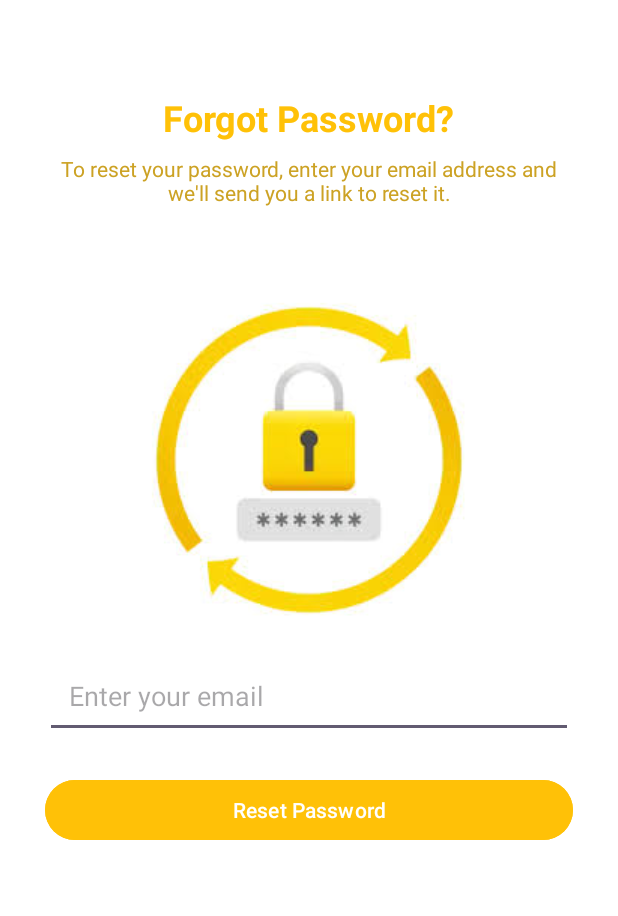
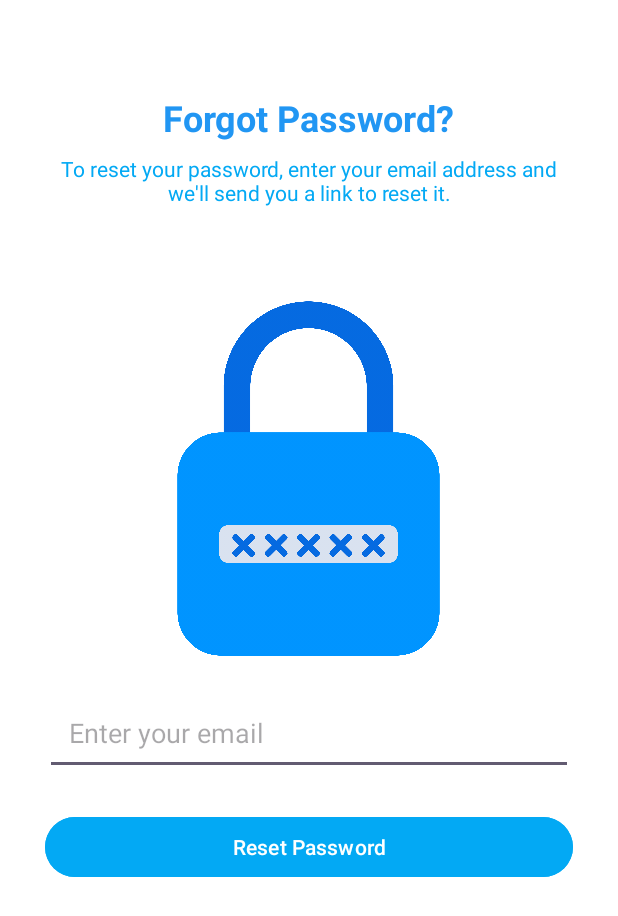
Before and after one commit to codyasbin/SojoJob-Blue, an Android app: the screen it shows after launch (ForgotPassword), after a tap on "Forgot Password?", on a phone screen of 412 x 824 dp. Shown: the top 916 px of the screen. Run offline under Robolectric (Android 15) with nearby library versions, the light colour scheme and no system bars; our stand-ins replace Firebase (no records; nobody signed in at launch, a user with empty details on screens opened directly); 1 other tap on this screen came first.

Commit message:
first commit

```diff
--- a/app/src/main/res/layout/activity_forgot_password.xml
+++ b/app/src/main/res/layout/activity_forgot_password.xml
@@ -14,7 +14,7 @@
         android:layout_gravity="center"
         android:textSize="24sp"
         android:textStyle="bold"
-        android:textColor="#FFC107"
+        android:textColor="#2196F3"
         android:layout_marginTop="32dp"/>
 
     <!-- Subheading Text -->
@@ -24,14 +24,14 @@
         android:layout_height="wrap_content"
         android:text="To reset your password, enter your email address and we'll send you a link to reset it."
         android:textSize="14sp"
-        android:textColor="#CCA224"
+        android:textColor="#03A9F4"
         android:gravity="center"
         android:layout_marginTop="8dp"
         android:layout_marginBottom="24dp"/>
 
     <ImageView
-        android:layout_width="wrap_content"
-        android:layout_height="wrap_content"
+        android:layout_width="250dp"
+        android:layout_height="250dp"
         android:src="@drawable/img"
         android:layout_marginTop="32dp"
         android:layout_gravity="center" />
@@ -54,7 +54,7 @@
         android:layout_height="wrap_content"
         android:layout_marginTop="24dp"
         android:layout_marginBottom="16dp"
-        android:backgroundTint="#FFC107"
+        android:backgroundTint="#03A9F4"
         android:text="Reset Password"
         android:textAllCaps="false"
 
--- a/app/src/main/res/layout/activity_main.xml
+++ b/app/src/main/res/layout/activity_main.xml
@@ -17,7 +17,7 @@
             android:id="@+id/toolbar"
             android:layout_width="match_parent"
             android:layout_height="?attr/actionBarSize"
-            android:background="#FFC107"
+            android:background="#2196F3"
             app:title="SOJOJOB"
             app:titleTextColor="#FFFFFF" />
 
--- a/app/src/main/res/layout/fragment_application.xml
+++ b/app/src/main/res/layout/fragment_application.xml
@@ -49,7 +49,7 @@
             android:layout_width="match_parent"
             android:layout_height="wrap_content"
             android:text="Select CV"
-            android:backgroundTint="#A37C7B77"
+            android:backgroundTint="#372196F3"
             android:textColor="@android:color/white"
             android:padding="12dp"
             android:layout_marginBottom="8dp" />
@@ -69,7 +69,7 @@
             android:layout_width="match_parent"
             android:layout_height="wrap_content"
             android:text="Apply"
-            android:backgroundTint="@android:color/holo_green_dark"
+            android:backgroundTint="#2196F3"
             android:textColor="@android:color/white"
             android:padding="12dp"
             android:layout_marginBottom="16dp" />
--- a/app/src/main/res/layout/fragment_application_listing.xml
+++ b/app/src/main/res/layout/fragment_application_listing.xml
@@ -3,7 +3,7 @@
     android:layout_width="match_parent"
     android:layout_height="match_parent"
     android:orientation="vertical"
-    android:background="#CDF0E8D6"
+    android:background="#ADD7E9"
     android:padding="16dp">
 
     <TextView
@@ -14,7 +14,7 @@
         android:fontFamily="sans-serif-medium"
         android:gravity="center"
         android:padding="6dp"
-        android:textColor="#FFC107"
+        android:textColor="#2196F3"
         />
 
     <!-- RecyclerView to display the list of applications -->
--- a/app/src/main/res/layout/fragment_job_posting.xml
+++ b/app/src/main/res/layout/fragment_job_posting.xml
@@ -3,7 +3,7 @@
     android:layout_width="match_parent"
     android:layout_height="match_parent"
     android:orientation="vertical"
-    android:background="#CDF0E8D6"
+    android:background="#D3E2E9"
     android:padding="16dp">
 
     <!-- Job Posting Form -->
@@ -52,7 +52,7 @@
         android:layout_width="match_parent"
         android:layout_height="wrap_content"
         android:text="Post Job"
-        android:backgroundTint="#FFC107"
+        android:backgroundTint="#2196F3"
         android:layout_marginTop="16dp" />
 
     <TextView
@@ -63,7 +63,7 @@
         android:textSize="16sp"
         android:gravity="center"
         android:padding="6dp"
-        android:textColor="#FFC107"
+        android:textColor="#2196F3"
         />
 
     <!-- Job List -->
--- a/app/src/main/res/layout/fragment_user_profile.xml
+++ b/app/src/main/res/layout/fragment_user_profile.xml
@@ -65,7 +65,7 @@
                 android:layout_width="wrap_content"
                 android:layout_height="wrap_content"
                 android:text="Edit Profile"
-                android:backgroundTint="#FFC107"
+                android:backgroundTint="#2196F3"
                 android:textColor="@android:color/white"
                 android:layout_marginTop="16dp"
                 android:padding="12dp" />
@@ -128,7 +128,7 @@
                 android:layout_width="match_parent"
                 android:layout_height="wrap_content"
                 android:text="Save Profile"
-                android:backgroundTint="#FFC107"
+                android:backgroundTint="#2196F3"
                 android:textColor="@android:color/white"
                 android:padding="16dp"
                 android:layout_marginTop="24dp" />
--- a/app/src/main/res/layout/item_application.xml
+++ b/app/src/main/res/layout/item_application.xml
@@ -53,7 +53,7 @@
                 android:layout_height="wrap_content"
                 android:layout_weight="1"
                 android:text="Open CV"
-                android:backgroundTint="#FFC107"
+                android:backgroundTint="#2196F3"
                 android:textColor="@android:color/white"
                 android:layout_marginEnd="8dp"/>
 
@@ -63,7 +63,7 @@
                 android:layout_height="wrap_content"
                 android:layout_weight="1"
                 android:text="Download CV"
-                android:backgroundTint="@android:color/holo_green_dark"
+                android:backgroundTint="#00BCD4"
                 android:textColor="@android:color/white"
                 android:layout_marginStart="8dp"/>
         </LinearLayout>
--- a/app/src/main/res/layout/item_job.xml
+++ b/app/src/main/res/layout/item_job.xml
@@ -63,7 +63,7 @@
                 android:layout_height="wrap_content"
                 android:textSize="14sp"
                 android:paddingTop="4dp"
-                android:textColor="@android:color/holo_green_light" />
+                android:textColor="#2196F3" />
 
             <TextView
                 android:id="@+id/job_timestamp"
@@ -81,7 +81,7 @@
             android:layout_height="wrap_content"
             android:text="Apply"
             android:textColor="@android:color/white"
-            android:backgroundTint="#62B365"
+            android:backgroundTint="#00BCD4"
             android:layout_alignParentEnd="true"
             android:layout_centerVertical="true"
             android:layout_marginEnd="8dp"
--- a/app/src/main/res/layout/item_job_crud.xml
+++ b/app/src/main/res/layout/item_job_crud.xml
@@ -58,7 +58,7 @@
                 android:layout_height="wrap_content"
                 android:layout_weight="1"
                 android:text="Edit"
-                android:backgroundTint="#FFC107"
+                android:backgroundTint="#2196F3"
                 android:textColor="@android:color/white"
                 android:layout_marginEnd="8dp" />
 
@@ -68,7 +68,7 @@
                 android:layout_height="wrap_content"
                 android:layout_weight="1"
                 android:text="Delete"
-                android:backgroundTint="@android:color/holo_red_light"
+                android:backgroundTint="#3F51B5"
                 android:textColor="@android:color/white"
                 android:layout_marginStart="8dp" />
         </LinearLayout>
```
Also changed, not shown: app/src/main/res/layout/activity_login_page.xml (+7 -7 lines), app/src/main/res/layout/activity_signup_page.xml (+4 -4 lines), app/src/main/res/layout/fragment_job_list.xml (+4 -4 lines), app/src/main/res/drawable-v24/img.png (added), app/src/main/res/drawable/img.png (deleted), app/src/main/res/drawable/sojojobs_logo.png.
